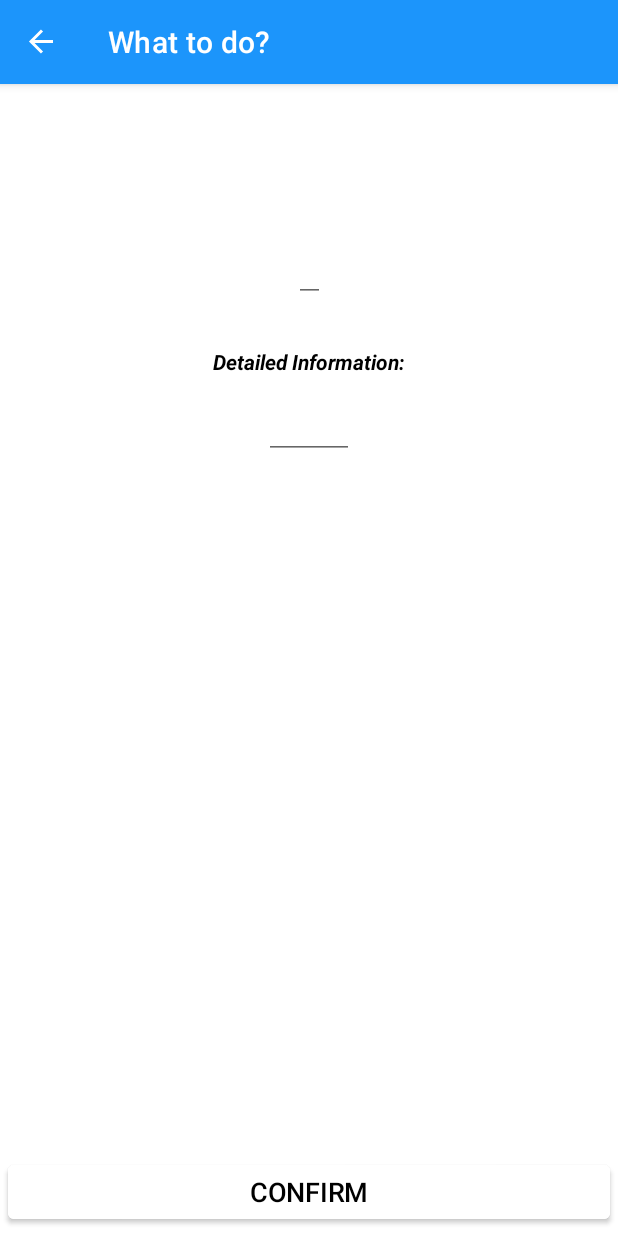
After one commit to wyttnik/ToDoList, an Android app: the ItemToAddFragment screen opened through its navigation route, on a phone screen of 412 x 824 dp. The commit adds this screen. Run offline under Robolectric (Android 15) with nearby library versions, the phone set to English and light mode, and no system bars; our stand-ins replace navigation-ui.

Commit message:
Remade into fragments, added ability to put new items in recycler view and ability to delete them

```diff
--- a/app/src/main/java/com/example/todolist/MainActivity.kt
+++ b/app/src/main/java/com/example/todolist/MainActivity.kt
@@ -2,20 +2,28 @@ package com.example.todolist
 
 import android.os.Bundle
 import androidx.appcompat.app.AppCompatActivity
-import androidx.recyclerview.widget.RecyclerView
-import com.example.todolist.adapter.ItemAdapter
-import com.example.todolist.data.DataSource
+import androidx.navigation.NavController
+import androidx.navigation.fragment.NavHostFragment
+import androidx.navigation.ui.setupActionBarWithNavController
+import com.example.todolist.databinding.ActivityMainBinding
 
 class MainActivity : AppCompatActivity() {
-    private val itemList = DataSource().loadToDoItems()
+    private lateinit var mainBinding : ActivityMainBinding
+    private lateinit var navController: NavController
 
     override fun onCreate(savedInstanceState: Bundle?) {
         super.onCreate(savedInstanceState)
-        setContentView(R.layout.activity_main)
 
-        val recyclerView = findViewById<RecyclerView>(R.id.recycler_view)
-        recyclerView.adapter = ItemAdapter(this, itemList)
+        mainBinding = ActivityMainBinding.inflate(layoutInflater)
+        setContentView(mainBinding.root)
 
+        val navHostFragment = supportFragmentManager
+            .findFragmentById(R.id.nav_host_fragment) as NavHostFragment
+        navController = navHostFragment.navController
+        setupActionBarWithNavController(navController)
+    }
 
+    override fun onSupportNavigateUp(): Boolean {
+        return navController.navigateUp() || super.onSupportNavigateUp()
     }
 }
--- /dev/null
+++ b/app/src/main/java/com/example/todolist/fragments/ItemToAddFragment.kt
@@ -0,0 +1,48 @@
+package com.example.todolist.fragments
+
+import android.os.Bundle
+import android.view.LayoutInflater
+import android.view.View
+import android.view.ViewGroup
+import android.widget.Toast
+import androidx.fragment.app.Fragment
+import androidx.navigation.fragment.findNavController
+import com.example.todolist.data.DataSource
+import com.example.todolist.databinding.FragmentItemToAddBinding
+import com.example.todolist.model.ToDoItem
+
+class ItemToAddFragment : Fragment() {
+    private val itemList = DataSource.toDoItems
+    private var _binding: FragmentItemToAddBinding? = null
+    private val binding get() = _binding!!
+
+    override fun onCreateView(
+        inflater: LayoutInflater,
+        container: ViewGroup?,
+        savedInstanceState: Bundle?
+    ): View {
+        _binding = FragmentItemToAddBinding.inflate(inflater, container, false)
+        return binding.root
+    }
+
+    override fun onViewCreated(view: View, savedInstanceState: Bundle?) {
+        super.onViewCreated(view, savedInstanceState)
+
+        binding.confirmBtn.setOnClickListener {
+            val ovText = binding.toAddItemOverall.text.toString().trim()
+            val detText = binding.toAddItemDetails.text.toString().trim()
+            if (ovText == "")
+                Toast.makeText(context, "Please, enter what do you want to do", Toast.LENGTH_SHORT).show()
+            else{
+                itemList.add(ToDoItem(ovText,detText))
+                findNavController().navigate(
+                    ItemToAddFragmentDirections.actionItemToAddFragmentToTasksListFragment())
+            }
+        }
+    }
+
+    override fun onDestroyView() {
+        super.onDestroyView()
+        _binding = null
+    }
+}
--- /dev/null
+++ b/app/src/main/java/com/example/todolist/fragments/TasksListFragment.kt
@@ -0,0 +1,49 @@
+package com.example.todolist.fragments
+
+import android.os.Bundle
+import android.view.LayoutInflater
+import android.view.View
+import android.view.ViewGroup
+import androidx.fragment.app.Fragment
+import androidx.navigation.fragment.findNavController
+import androidx.recyclerview.widget.RecyclerView
+import com.example.todolist.adapter.ItemAdapter
+import com.example.todolist.data.DataSource
+import com.example.todolist.databinding.FragmentTasksListBinding
+
+class TasksListFragment : Fragment() {
+    private var binding: FragmentTasksListBinding? = null
+    private lateinit var recyclerView: RecyclerView
+    private val itemList = DataSource.toDoItems
+
+    override fun onCreateView(
+        inflater: LayoutInflater,
+        container: ViewGroup?,
+        savedInstanceState: Bundle?
+    ): View {
+        binding = FragmentTasksListBinding.inflate(inflater, container, false)
+        return binding!!.root
+    }
+
+    override fun onViewCreated(view: View, savedInstanceState: Bundle?) {
+        recyclerView = binding!!.recyclerView
+        recyclerView.adapter = ItemAdapter(this.requireContext(), itemList)
+
+        binding!!.addButton.setOnClickListener {
+            val action = TasksListFragmentDirections.actionTasksListFragmentToItemToAddFragment()
+            findNavController().navigate(action)
+        }
+    }
+
+    override fun onResume() {
+        super.onResume()
+
+        binding!!.recyclerView.adapter?.notifyDataSetChanged()
+    }
+
+    override fun onDestroyView() {
+        super.onDestroyView()
+        binding = null
+    }
+
+}
--- a/app/src/main/java/com/example/todolist/model/ToDoItem.kt
+++ b/app/src/main/java/com/example/todolist/model/ToDoItem.kt
@@ -1,3 +1,3 @@
 package com.example.todolist.model
 
-data class ToDoItem(val action: String, var checkStatus: Boolean = false)
+data class ToDoItem(val action: String, val detailedInfo:String = "", var checkStatus: Boolean = false)
--- a/app/src/main/res/layout/activity_main.xml
+++ b/app/src/main/res/layout/activity_main.xml
@@ -6,27 +6,11 @@
     android:layout_height="match_parent"
     tools:context=".MainActivity">
 
-    <androidx.recyclerview.widget.RecyclerView
-        android:id="@+id/recycler_view"
-        android:layout_width="0dp"
-        android:layout_height="0dp"
-        app:layoutManager="androidx.recyclerview.widget.LinearLayoutManager"
-        app:layout_constraintBottom_toTopOf="@id/addButton"
-        app:layout_constraintEnd_toEndOf="parent"
-        app:layout_constraintStart_toStartOf="parent"
-        app:layout_constraintTop_toTopOf="parent" />
-
-    <com.google.android.material.button.MaterialButton
-        android:id="@+id/addButton"
-        android:layout_width="0dp"
-        android:layout_height="wrap_content"
-        android:layout_margin="5dp"
-        android:backgroundTint="@color/white"
-        android:letterSpacing="-0.01"
-        android:text="ADD"
-        android:textColor="@color/black"
-        android:textSize="18dp"
-        app:layout_constraintBottom_toBottomOf="parent"
-        app:layout_constraintEnd_toEndOf="parent"
-        app:layout_constraintStart_toStartOf="parent" />
+    <androidx.fragment.app.FragmentContainerView
+        android:id="@+id/nav_host_fragment"
+        android:name="androidx.navigation.fragment.NavHostFragment"
+        android:layout_width="match_parent"
+        android:layout_height="match_parent"
+        app:defaultNavHost="true"
+        app:navGraph="@navigation/nav_graph"/>
 </androidx.constraintlayout.widget.ConstraintLayout>
--- /dev/null
+++ b/app/src/main/res/layout/fragment_item_to_add.xml
@@ -0,0 +1,61 @@
+<?xml version="1.0" encoding="utf-8"?>
+<androidx.constraintlayout.widget.ConstraintLayout xmlns:android="http://schemas.android.com/apk/res/android"
+    xmlns:app="http://schemas.android.com/apk/res-auto"
+    xmlns:tools="http://schemas.android.com/tools"
+    android:layout_width="match_parent"
+    android:layout_height="match_parent"
+    tools:context=".fragments.TasksListFragment">
+
+    <EditText
+        android:id="@+id/toAddItem_overall"
+        android:layout_width="wrap_content"
+        android:layout_height="wrap_content"
+        android:textColor="@color/black"
+        app:layout_constraintEnd_toEndOf="parent"
+        app:layout_constraintStart_toStartOf="parent"
+        app:layout_constraintTop_toTopOf="parent"
+        android:layout_marginTop="100dp"
+        tools:text="Doing time" />
+
+    <TextView
+        android:id="@+id/toAddItem_details_label"
+        android:layout_width="wrap_content"
+        android:layout_height="wrap_content"
+        android:textColor="@color/black"
+        app:layout_constraintEnd_toEndOf="parent"
+        app:layout_constraintStart_toStartOf="parent"
+        app:layout_constraintTop_toBottomOf="@id/toAddItem_overall"
+        android:layout_marginTop="30dp"
+        android:text="Detailed Information:"
+        android:textStyle="italic|bold"/>
+
+    <EditText
+        android:id="@+id/toAddItem_details"
+        android:layout_width="wrap_content"
+        android:layout_height="wrap_content"
+        android:paddingStart="30dp"
+        android:paddingEnd="30dp"
+        android:layout_marginTop="10dp"
+        android:textStyle="italic"
+        android:textColor="@color/black"
+        app:layout_constraintEnd_toEndOf="parent"
+        app:layout_constraintStart_toStartOf="parent"
+        app:layout_constraintTop_toBottomOf="@id/toAddItem_details_label"
+        tools:text="Doing timeadadsssssssssssfsfsfsfsfsfsf
+        ssssasdasdadaxzsfsfsfs
+        sfsfsffsfssfscvxcv[pwoeprowperopworpwrwrxvxkvxkv;kxv;xkv;" />
+
+    <com.google.android.material.button.MaterialButton
+        android:id="@+id/confirmBtn"
+        android:layout_width="0dp"
+        android:layout_height="wrap_content"
+        android:layout_margin="5dp"
+        android:backgroundTint="@color/white"
+        android:letterSpacing="-0.01"
+        android:text="CONFIRM"
+        android:textColor="@color/black"
+        android:textSize="18dp"
+        app:layout_constraintBottom_toBottomOf="parent"
+        app:layout_constraintEnd_toEndOf="parent"
+        app:layout_constraintStart_toStartOf="parent" />
+</androidx.constraintlayout.widget.ConstraintLayout>
--- /dev/null
+++ b/app/src/main/res/navigation/nav_graph.xml
@@ -0,0 +1,41 @@
+<?xml version="1.0" encoding="utf-8"?>
+<navigation xmlns:android="http://schemas.android.com/apk/res/android"
+    xmlns:app="http://schemas.android.com/apk/res-auto"
+    xmlns:tools="http://schemas.android.com/tools"
+    android:id="@+id/nav_graph"
+    app:startDestination="@id/tasksListFragment">
+
+    <fragment
+        android:id="@+id/tasksListFragment"
+        android:name="com.example.todolist.fragments.TasksListFragment"
+        android:label="@string/app_name"
+        tools:layout="@layout/fragment_tasks_list" >
+        <action
+            android:id="@+id/action_tasksListFragment_to_detailFragment"
+            app:destination="@id/detailFragment" />
+        <action
+            android:id="@+id/action_tasksListFragment_to_itemToAddFragment"
+            app:destination="@id/itemToAddFragment" />
+    </fragment>
+    <fragment
+        android:id="@+id/detailFragment"
+        android:name="com.example.todolist.fragments.DetailFragment"
+        android:label="Details"
+        tools:layout="@layout/fragment_detail">
+        <argument
+            android:name="overallInfo"
+            app:argType="string" />
+        <argument
+            android:name="details"
+            app:argType="string" />
+    </fragment>
+    <fragment
+        android:id="@+id/itemToAddFragment"
+        android:name="com.example.todolist.fragments.ItemToAddFragment"
+        android:label="What to do?"
+        tools:layout="@layout/fragment_item_to_add">
+        <action
+            android:id="@+id/action_itemToAddFragment_to_tasksListFragment"
+            app:destination="@id/tasksListFragment" />
+    </fragment>
+</navigation>
--- a/app/src/main/res/values/strings.xml
+++ b/app/src/main/res/values/strings.xml
@@ -1,3 +1,5 @@
 <resources>
     <string name="app_name">ToDoList</string>
+    <!-- TODO: Remove or change this placeholder text -->
+    <string name="hello_blank_fragment">Hello blank fragment</string>
 </resources>
```
Also changed, not shown: app/build.gradle (+9 -0 lines), app/src/main/java/com/example/todolist/adapter/ItemAdapter.kt (+19 -5 lines), app/src/main/java/com/example/todolist/data/DataSource.kt (+7 -63 lines), app/src/main/java/com/example/todolist/fragments/DetailFragment.kt (added, +44 -0 lines), app/src/main/res/layout/fragment_detail.xml (added, +48 -0 lines), app/src/main/res/layout/fragment_tasks_list.xml (added, +32 -0 lines), build.gradle (+5 -2 lines).
